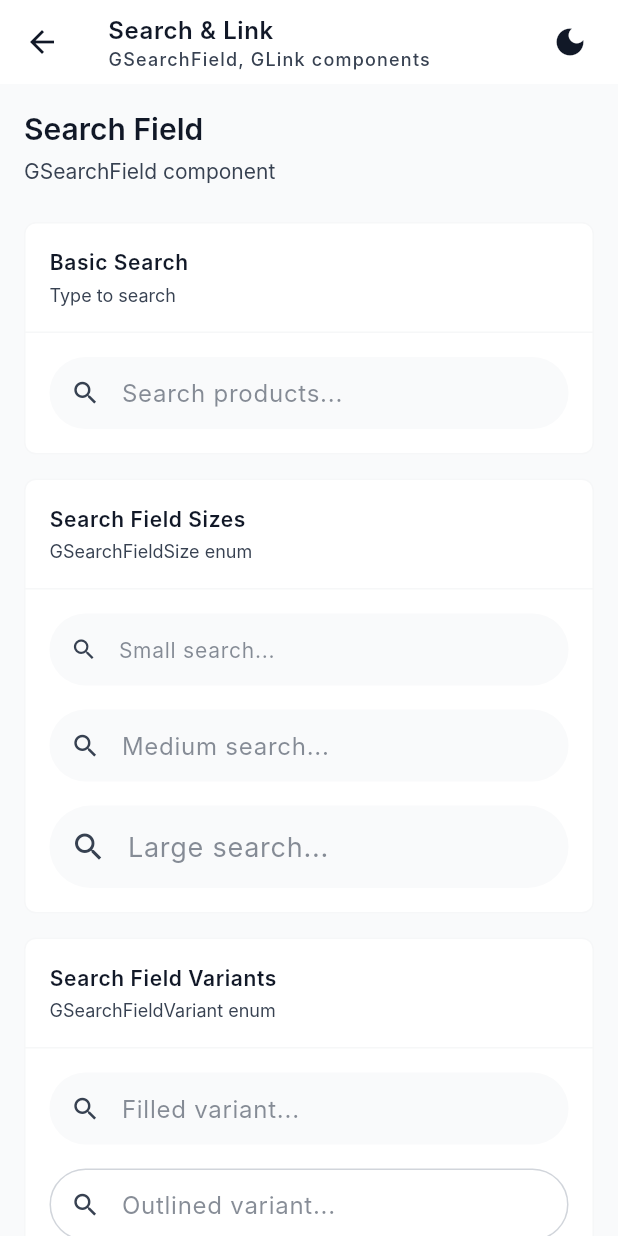
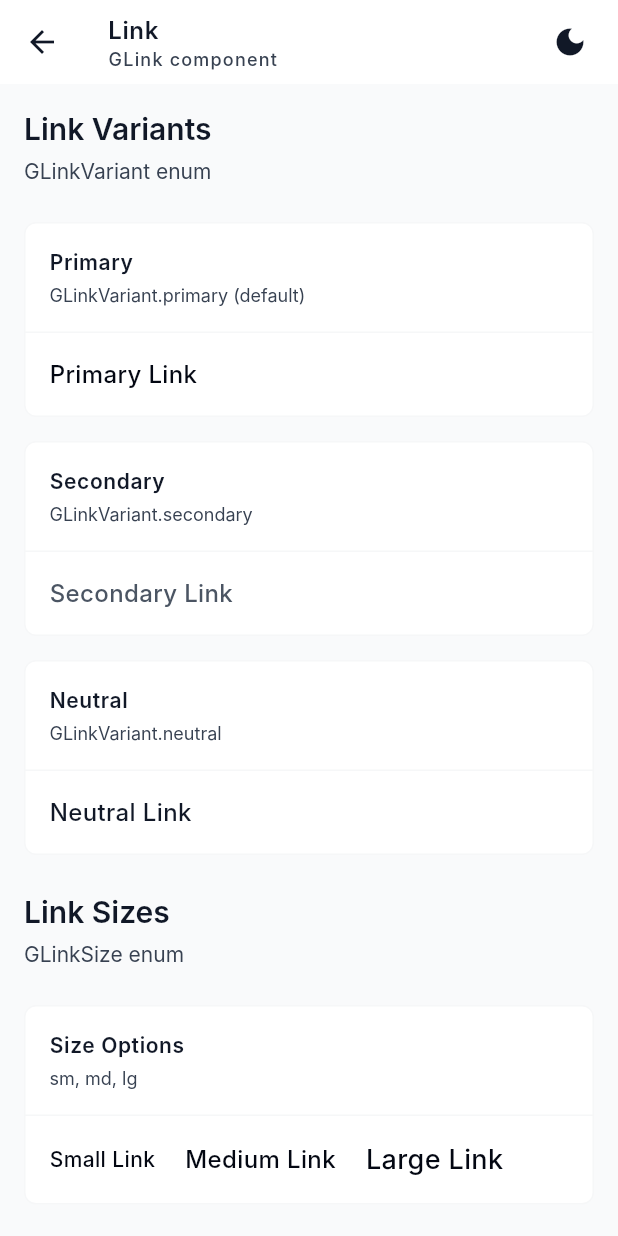
Before and after one commit to AliAkberAakash/garmisch, a Flutter app: the InputsScreen screen opened directly with empty values, scrolled down 320 dp, after a tap on "Link", on a phone screen of 412 x 824 dp. Run offline on Flutter 3.47's test engine with Material 3 defaults, Android fonts, the phone set to English and light mode, and no system bars; Roboto replaces fonts that are missing (Inter).

Commit message:
feat: separate search and link

```diff
--- a/example/lib/screens/inputs/inputs_screen.dart
+++ b/example/lib/screens/inputs/inputs_screen.dart
@@ -5,8 +5,9 @@ import '../../widgets/showcase_widgets.dart';
 import 'button_screen.dart';
 import 'checkbox_components_screen.dart';
 import 'dropdown_components_screen.dart';
+import 'link_components_screen.dart';
 import 'radio_components_screen.dart';
-import 'search_link_screen.dart';
+import 'search_components_screen.dart';
 import 'slider_components_screen.dart';
 import 'switch_components_screen.dart';
 import 'text_field_screen.dart';
@@ -201,7 +202,7 @@ class InputsScreen extends StatelessWidget {
               onTap: () => Navigator.push(
                 context,
                 MaterialPageRoute(
-                  builder: (_) => SearchLinkScreen(
+                  builder: (_) => SearchComponentsScreen(
                     onThemeToggle: onThemeToggle,
                     isDarkMode: isDarkMode,
                   ),
@@ -211,7 +212,7 @@ class InputsScreen extends StatelessWidget {
             const SizedBox(height: GSpacing.sm),
             _ComponentTile(
               title: 'Link',
-              subtitle: 'Navigation text links',
+              subtitle: 'Text links and navigation',
               icon: Icons.link_outlined,
               status: _ComponentStatus.ready,
               colors: colors,
@@ -219,7 +220,7 @@ class InputsScreen extends StatelessWidget {
               onTap: () => Navigator.push(
                 context,
                 MaterialPageRoute(
-                  builder: (_) => SearchLinkScreen(
+                  builder: (_) => LinkComponentsScreen(
                     onThemeToggle: onThemeToggle,
                     isDarkMode: isDarkMode,
                   ),
--- /dev/null
+++ b/example/lib/screens/inputs/link_components_screen.dart
@@ -0,0 +1,315 @@
+import 'package:flutter/material.dart';
+import 'package:garmisch/garmisch.dart';
+
+import '../../widgets/showcase_widgets.dart';
+
+class LinkComponentsScreen extends StatelessWidget {
+  const LinkComponentsScreen({
+    super.key,
+    required this.onThemeToggle,
+    required this.isDarkMode,
+  });
+
+  final VoidCallback onThemeToggle;
+  final bool isDarkMode;
+
+  @override
+  Widget build(BuildContext context) {
+    final theme = GTheme.of(context);
+    final colors = theme.colors;
+
+    return ShowcaseScaffold(
+      title: 'Link',
+      subtitle: 'GLink component',
+      onThemeToggle: onThemeToggle,
+      isDarkMode: isDarkMode,
+      body: SingleChildScrollView(
+        padding: const EdgeInsets.all(GSpacing.md),
+        child: Column(
+          crossAxisAlignment: CrossAxisAlignment.start,
+          children: [
+            // Link Variants
+            const SectionHeader(
+              title: 'Link Variants',
+              subtitle: 'GLinkVariant enum',
+            ),
+            const SizedBox(height: GSpacing.sm),
+            ShowcaseCard(
+              title: 'Primary',
+              subtitle: 'GLinkVariant.primary (default)',
+              child: GLink(
+                text: 'Primary Link',
+                variant: GLinkVariant.primary,
+                onTap: () => GToastController.info(context, 'Primary link tapped!'),
+              ),
+            ),
+            const SizedBox(height: GSpacing.md),
+            ShowcaseCard(
+              title: 'Secondary',
+              subtitle: 'GLinkVariant.secondary',
+              child: GLink(
+                text: 'Secondary Link',
+                variant: GLinkVariant.secondary,
+                onTap: () => GToastController.info(context, 'Secondary link tapped!'),
+              ),
+            ),
+            const SizedBox(height: GSpacing.md),
+            ShowcaseCard(
+              title: 'Neutral',
+              subtitle: 'GLinkVariant.neutral',
+              child: GLink(
+                text: 'Neutral Link',
+                variant: GLinkVariant.neutral,
+                onTap: () => GToastController.info(context, 'Neutral link tapped!'),
+              ),
+            ),
+            const SizedBox(height: GSpacing.xl),
+
+            // Link Sizes
+            const SectionHeader(
+              title: 'Link Sizes',
+              subtitle: 'GLinkSize enum',
+            ),
+            const SizedBox(height: GSpacing.sm),
+            ShowcaseCard(
+              title: 'Size Options',
+              subtitle: 'sm, md, lg',
+              child: Wrap(
+                spacing: GSpacing.lg,
+                runSpacing: GSpacing.md,
+                crossAxisAlignment: WrapCrossAlignment.center,
+                children: [
+                  GLink(
+                    text: 'Small Link',
+                    size: GLinkSize.sm,
+                    onTap: () {},
+                  ),
+                  GLink(
+                    text: 'Medium Link',
+                    size: GLinkSize.md,
+                    onTap: () {},
+                  ),
+                  GLink(
+                    text: 'Large Link',
+                    size: GLinkSize.lg,
+                    onTap: () {},
+                  ),
+                ],
+              ),
+            ),
+            const SizedBox(height: GSpacing.xl),
+
+            // External Link
+            const SectionHeader(
+              title: 'External Link',
+              subtitle: 'isExternal property',
+            ),
+            const SizedBox(height: GSpacing.sm),
+            ShowcaseCard(
+              title: 'With External Icon',
+              subtitle: 'Shows icon indicating external link',
+              child: Column(
+                crossAxisAlignment: CrossAxisAlignment.start,
+                children: [
+                  GLink(
+                    text: 'Visit Our Website',
+                    isExternal: true,
+                    onTap: () => GToastController.info(context, 'Opens in browser'),
+                  ),
+                  const SizedBox(height: GSpacing.md),
+                  GLink(
+                    text: 'View Documentation',
+                    isExternal: true,
+                    variant: GLinkVariant.secondary,
+                    onTap: () => GToastController.info(context, 'Opens in browser'),
+                  ),
+                  const SizedBox(height: GSpacing.md),
+                  GLink(
+                    text: 'GitHub Repository',
+                    isExternal: true,
+                    variant: GLinkVariant.neutral,
+                    onTap: () => GToastController.info(context, 'Opens in browser'),
+                  ),
+                ],
+              ),
+            ),
+            const SizedBox(height: GSpacing.xl),
+
+            // Disabled State
+            const SectionHeader(
+              title: 'Disabled State',
+              subtitle: 'isDisabled property',
+            ),
+            const SizedBox(height: GSpacing.sm),
+            ShowcaseCard(
+              title: 'Disabled Links',
+              subtitle: 'Non-interactive',
+              child: Wrap(
+                spacing: GSpacing.lg,
+                runSpacing: GSpacing.md,
+                children: [
+                  GLink(
+                    text: 'Disabled Primary',
+                    variant: GLinkVariant.primary,
+                    isDisabled: true,
+                    onTap: () {},
+                  ),
+                  GLink(
+                    text: 'Disabled Secondary',
+                    variant: GLinkVariant.secondary,
+                    isDisabled: true,
+                    onTap: () {},
+                  ),
+                  GLink(
+                    text: 'Disabled Neutral',
+                    variant: GLinkVariant.neutral,
+                    isDisabled: true,
+                    onTap: () {},
+                  ),
+                ],
+              ),
+            ),
+            const SizedBox(height: GSpacing.xl),
+
+            // Inline Links
+            const SectionHeader(
+              title: 'Inline Links',
+              subtitle: 'Links within text content',
+            ),
+            const SizedBox(height: GSpacing.sm),
+            ShowcaseCard(
+              title: 'Terms Agreement',
+              subtitle: 'Common inline link pattern',
+              child: Text.rich(
+                TextSpan(
+                  style: TextStyle(
+                    fontSize: 14,
+                    color: colors.onSurface,
+                  ),
+                  children: [
+                    const TextSpan(text: 'By continuing, you agree to our '),
+                    WidgetSpan(
+                      child: GLink(
+                        text: 'Terms of Service',
+                        size: GLinkSize.sm,
+                        onTap: () {},
+                      ),
+                    ),
+                    const TextSpan(text: ' and '),
+                    WidgetSpan(
+                      child: GLink(
+                        text: 'Privacy Policy',
+                        size: GLinkSize.sm,
+                        onTap: () {},
+                      ),
+                    ),
+                    const TextSpan(text: '.'),
+                  ],
+                ),
+              ),
+            ),
+            const SizedBox(height: GSpacing.md),
+            ShowcaseCard(
+              title: 'Help Text',
+              subtitle: 'Link in description',
+              child: Text.rich(
+                TextSpan(
+                  style: TextStyle(
+                    fontSize: 14,
+                    color: colors.onSurfaceVariant,
+                  ),
+                  children: [
+                    const TextSpan(text: 'Having trouble? '),
+                    WidgetSpan(
+                      child: GLink(
+                        text: 'Contact Support',
+                        size: GLinkSize.sm,
+                        onTap: () {},
+                      ),
+                    ),
+                    const TextSpan(text: ' or visit our '),
+                    WidgetSpan(
+                      child: GLink(
+                        text: 'Help Center',
+                        size: GLinkSize.sm,
+                        isExternal: true,
+                        onTap: () {},
+                      ),
+                    ),
+                    const TextSpan(text: '.'),
+                  ],
+                ),
+              ),
+            ),
+            const SizedBox(height: GSpacing.xl),
+
+            // Practical Examples
+            const SectionHeader(
+              title: 'Practical Examples',
+              subtitle: 'Common link patterns',
+            ),
+            const SizedBox(height: GSpacing.sm),
+            ShowcaseCard(
+              title: 'Navigation Links',
+              subtitle: 'Menu-style links',
+              child: Column(
+                crossAxisAlignment: CrossAxisAlignment.start,
+                children: [
+                  _NavLink(icon: Icons.home, text: 'Home', colors: colors),
+                  _NavLink(icon: Icons.info, text: 'About Us', colors: colors),
+                  _NavLink(icon: Icons.work, text: 'Services', colors: colors),
+                  _NavLink(icon: Icons.mail, text: 'Contact', colors: colors),
+                ],
+              ),
+            ),
+            const SizedBox(height: GSpacing.md),
+            ShowcaseCard(
+              title: 'Footer Links',
+              subtitle: 'Small neutral links',
+              child: Wrap(
+                spacing: GSpacing.md,
+                runSpacing: GSpacing.sm,
+                children: [
+                  GLink(text: 'Privacy', size: GLinkSize.sm, variant: GLinkVariant.neutral, onTap: () {}),
+                  GLink(text: 'Terms', size: GLinkSize.sm, variant: GLinkVariant.neutral, onTap: () {}),
+                  GLink(text: 'Cookies', size: GLinkSize.sm, variant: GLinkVariant.neutral, onTap: () {}),
+                  GLink(text: 'Sitemap', size: GLinkSize.sm, variant: GLinkVariant.neutral, onTap: () {}),
+                ],
+              ),
+            ),
+            const SizedBox(height: GSpacing.xl2),
+          ],
+        ),
+      ),
+    );
+  }
+}
+
+class _NavLink extends StatelessWidget {
+  const _NavLink({
+    required this.icon,
+    required this.text,
+    required this.colors,
+  });
+
+  final IconData icon;
+  final String text;
+  final GColorScheme colors;
+
+  @override
+  Widget build(BuildContext context) {
+    return Padding(
+      padding: const EdgeInsets.symmetric(vertical: GSpacing.xs),
+      child: Row(
+        children: [
+          Icon(icon, size: 18, color: colors.primary),
+          const SizedBox(width: GSpacing.sm),
+          GLink(
+            text: text,
+            onTap: () {},
+          ),
+        ],
+      ),
+    );
+  }
+}
```
Also changed, not shown: example/lib/screens/inputs/search_components_screen.dart (added, +295 -0 lines).
